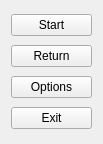
This is mainmenu.ui in tps12/Tec-Nine as Qt 5 draws it before an edit. The edited form follows.
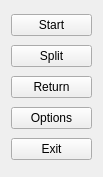
This is the edited form.

Commit message: Beginning of point-based split visualization.

What changed in the file:
```diff
--- a/mainmenu.ui
+++ b/mainmenu.ui
@@ -7,7 +7,7 @@
     <x>0</x>
     <y>0</y>
     <width>103</width>
-    <height>144</height>
+    <height>177</height>
    </rect>
   </property>
   <property name="sizePolicy">
@@ -27,6 +27,13 @@
      </property>
     </widget>
    </item>
+   <item>
+    <widget class="QPushButton" name="split">
+     <property name="text">
+      <string>Split</string>
+     </property>
+    </widget>
+   </item>
    <item>
     <widget class="QPushButton" name="next">
      <property name="text">
```
The commit also changes 6 other files.
